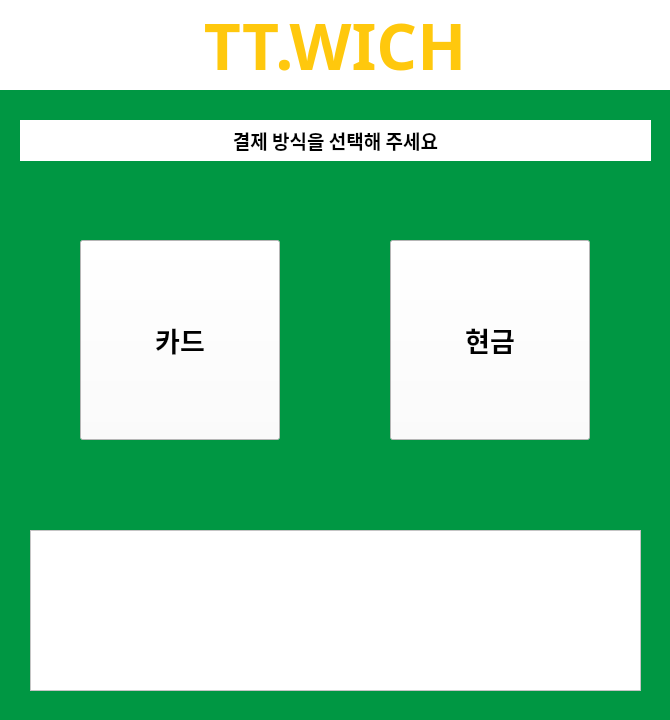
First picture: the form in sandwich_money.ui, repository annual-salary-investigation/sandwich, before the edit.
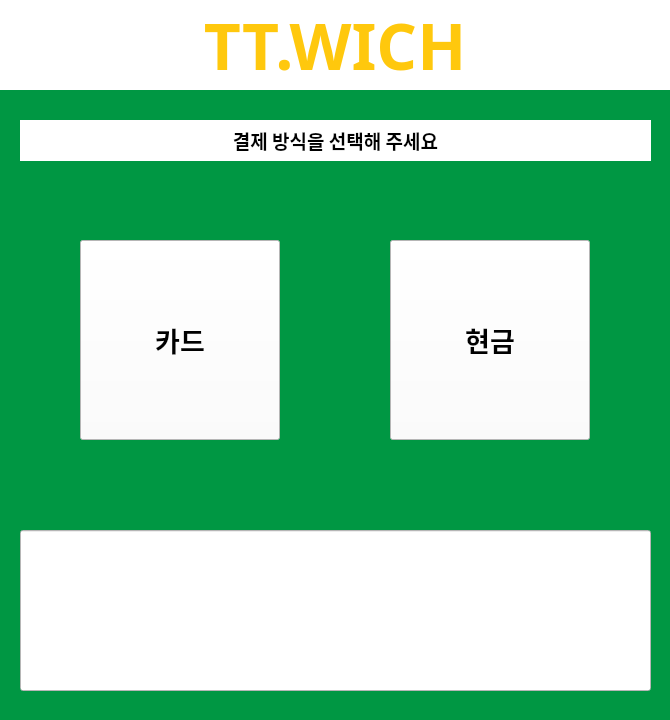
Second picture: the form after the edit.

The edit to the form file:
```diff
--- a/sandwich_money.ui
+++ b/sandwich_money.ui
@@ -111,19 +111,6 @@
     <string>&lt;html&gt;&lt;head/&gt;&lt;body&gt;&lt;p align=&quot;center&quot;&gt;&lt;span style=&quot; font-size:14pt;&quot;&gt;결제 방식을 선택해 주세요&lt;/span&gt;&lt;/p&gt;&lt;/body&gt;&lt;/html&gt;</string>
    </property>
   </widget>
-  <widget class="QTableWidget" name="tableWidget_2">
-   <property name="geometry">
-    <rect>
-     <x>30</x>
-     <y>530</y>
-     <width>611</width>
-     <height>161</height>
-    </rect>
-   </property>
-   <property name="styleSheet">
-    <string notr="true">background-color: rgb(255, 255, 255);</string>
-   </property>
-  </widget>
   <widget class="QPushButton" name="btnmoney">
    <property name="geometry">
     <rect>
@@ -148,6 +135,19 @@
     <string>현금</string>
    </property>
   </widget>
+  <widget class="QLineEdit" name="menuview">
+   <property name="geometry">
+    <rect>
+     <x>20</x>
+     <y>530</y>
+     <width>631</width>
+     <height>161</height>
+    </rect>
+   </property>
+   <property name="styleSheet">
+    <string notr="true">background-color: rgb(255, 255, 255);</string>
+   </property>
+  </widget>
  </widget>
  <resources/>
  <connections/>
```
